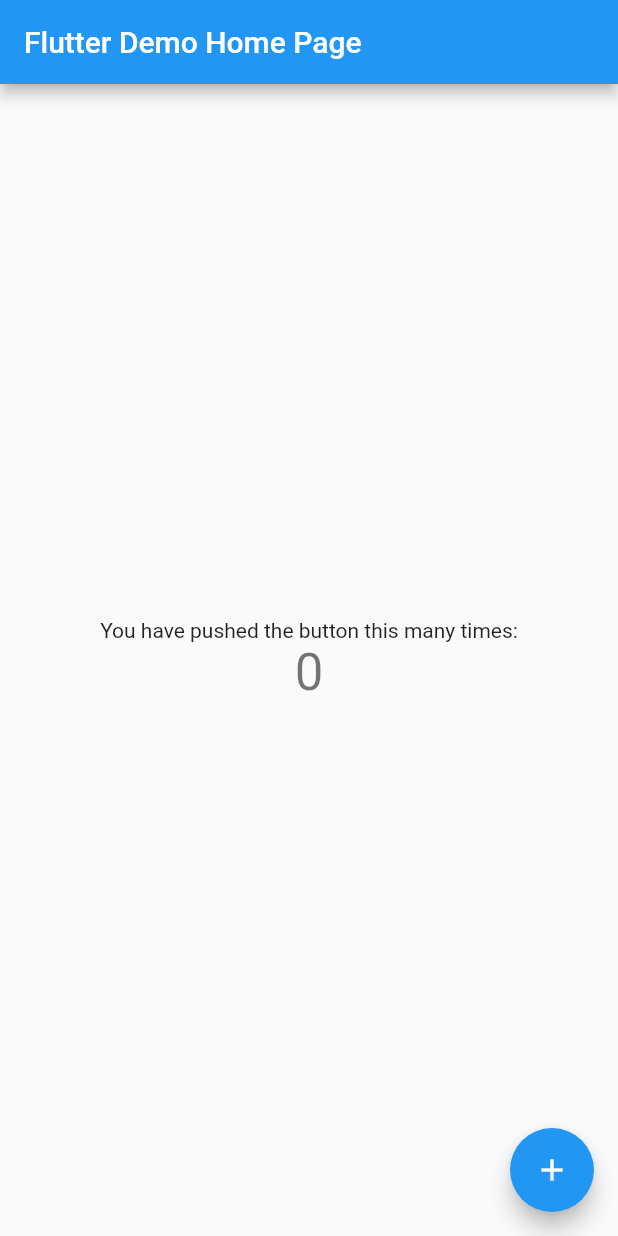
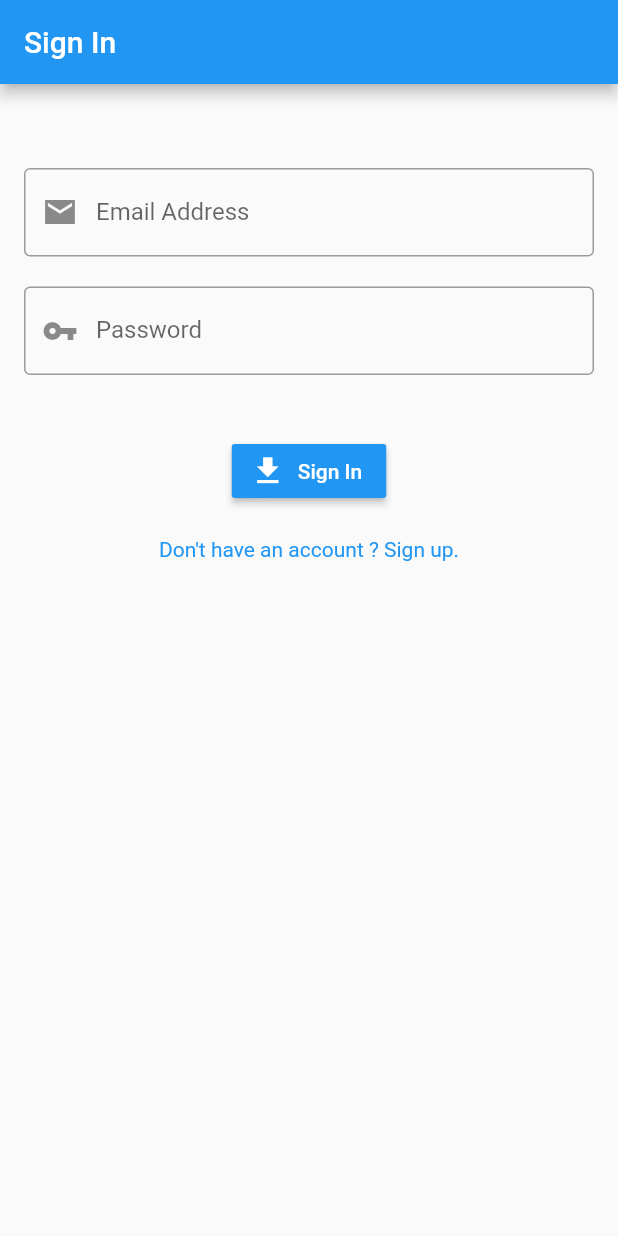
Before and after one commit to jagustinus/Flutter-x-Firebase-Mission-2, a Flutter app: the screen it shows after launch, on a phone screen of 412 x 824 dp. Run offline on Flutter 3.47's test engine with Material 2 defaults, Android fonts, the phone set to English and light mode, and no system bars; our stand-ins replace cloud_firestore, equatable, firebase_auth, firebase_core, fluttertoast, image_picker; accounts and stored records are empty.

Commit message:
sign in & sign up page

```diff
--- /dev/null
+++ b/lib/extension/extension.dart
@@ -0,0 +1,4 @@
+import 'package:firebase_auth/firebase_auth.dart';
+import 'package:learn_flutter/model/model.dart';
+
+part 'firebase_user_extension.dart';
--- /dev/null
+++ b/lib/extension/firebase_user_extension.dart
@@ -0,0 +1,6 @@
+part of 'extension.dart';
+
+// FirebaseUser ---> User
+extension FirebaseUserExtension on User {
+  Users convertToUser(String name) => FirebaseUserExtension(this.uid, this.email, name: name);
+}
--- a/lib/main.dart
+++ b/lib/main.dart
@@ -1,117 +1,21 @@
 import 'package:flutter/material.dart';
+import 'package:learn_flutter/ui/page/page.dart';
 
 void main() {
   runApp(MyApp());
 }
 
-class MyApp extends StatelessWidget {
-  // This widget is the root of your application.
+class MyApp extends StatefulWidget {
+  @override
+  _MyAppState createState() => _MyAppState();
+}
+
+class _MyAppState extends State<MyApp> {
   @override
   Widget build(BuildContext context) {
     return MaterialApp(
-      title: 'Flutter Demo',
-      theme: ThemeData(
-        // This is the theme of your application.
-        //
-        // Try running your application with "flutter run". You'll see the
-        // application has a blue toolbar. Then, without quitting the app, try
-        // changing the primarySwatch below to Colors.green and then invoke
-        // "hot reload" (press "r" in the console where you ran "flutter run",
-        // or simply save your changes to "hot reload" in a Flutter IDE).
-        // Notice that the counter didn't reset back to zero; the application
-        // is not restarted.
-        primarySwatch: Colors.blue,
-        // This makes the visual density adapt to the platform that you run
-        // the app on. For desktop platforms, the controls will be smaller and
-        // closer together (more dense) than on mobile platforms.
-        visualDensity: VisualDensity.adaptivePlatformDensity,
-      ),
-      home: MyHomePage(title: 'Flutter Demo Home Page'),
+      debugShowCheckedModeBanner: false,
+      home: SignInPage(),
     );
   }
 }
-
-class MyHomePage extends StatefulWidget {
-  MyHomePage({Key key, this.title}) : super(key: key);
-
-  // This widget is the home page of your application. It is stateful, meaning
-  // that it has a State object (defined below) that contains fields that affect
-  // how it looks.
-
-  // This class is the configuration for the state. It holds the values (in this
-  // case the title) provided by the parent (in this case the App widget) and
-  // used by the build method of the State. Fields in a Widget subclass are
-  // always marked "final".
-
-  final String title;
-
-  @override
-  _MyHomePageState createState() => _MyHomePageState();
-}
-
-class _MyHomePageState extends State<MyHomePage> {
-  int _counter = 0;
-
-  void _incrementCounter() {
-    setState(() {
-      // This call to setState tells the Flutter framework that something has
-      // changed in this State, which causes it to rerun the build method below
-      // so that the display can reflect the updated values. If we changed
-      // _counter without calling setState(), then the build method would not be
-      // called again, and so nothing would appear to happen.
-      _counter++;
-    });
-  }
-
-  @override
-  Widget build(BuildContext context) {
-    // This method is rerun every time setState is called, for instance as done
-    // by the _incrementCounter method above.
-    //
-    // The Flutter framework has been optimized to make rerunning build methods
-    // fast, so that you can just rebuild anything that needs updating rather
-    // than having to individually change instances of widgets.
-    return Scaffold(
-      appBar: AppBar(
-        // Here we take the value from the MyHomePage object that was created by
-        // the App.build method, and use it to set our appbar title.
-        title: Text(widget.title),
-      ),
-      body: Center(
-        // Center is a layout widget. It takes a single child and positions it
-        // in the middle of the parent.
-        child: Column(
-          // Column is also a layout widget. It takes a list of children and
-          // arranges them vertically. By default, it sizes itself to fit its
-          // children horizontally, and tries to be as tall as its parent.
-          //
-          // Invoke "debug painting" (press "p" in the console, choose the
-          // "Toggle Debug Paint" action from the Flutter Inspector in Android
-          // Studio, or the "Toggle Debug Paint" command in Visual Studio Code)
-          // to see the wireframe for each widget.
-          //
-          // Column has various properties to control how it sizes itself and
-          // how it positions its children. Here we use mainAxisAlignment to
-          // center the children vertically; the main axis here is the vertical
-          // axis because Columns are vertical (the cross axis would be
-          // horizontal).
-          mainAxisAlignment: MainAxisAlignment.center,
-          children: <Widget>[
-            Text(
-              'You have pushed the button this many times:',
-            ),
-            Text(
-              '$_counter',
-              style: Theme.of(context).textTheme.headline4,
-            ),
-          ],
-        ),
-      ),
-      floatingActionButton: FloatingActionButton(
-        onPressed: _incrementCounter,
-        tooltip: 'Increment',
-        child: Icon(Icons.add),
-      ), // This trailing comma makes auto-formatting nicer for build methods.
-    );
-  }
-}
--- /dev/null
+++ b/lib/model/model.dart
@@ -0,0 +1,3 @@
+import 'package:equatable/equatable.dart';
+
+part 'users.dart';
--- /dev/null
+++ b/lib/model/users.dart
@@ -0,0 +1,13 @@
+part of 'model.dart';
+
+class Users extends Equatable {
+  final String uid;
+  final String email;
+  final String name;
+  final String profilePicture;
+
+  Users(this.uid, this.email, {this.name, this.profilePicture});
+
+  @override
+  List<Object> get props => [uid, email, name, profilePicture];
+}
--- /dev/null
+++ b/lib/service/user_service.dart
@@ -0,0 +1,16 @@
+part of 'service.dart';
+
+class UserServices {
+  static CollectionReference _userCol =
+      FirebaseFirestore.instance.collection("users");
+  static DocumentReference _userDoc;
+
+  static Future<void> updateUser(Users users) async {
+    _userCol.doc(users.uid).set({
+      'uid': users.uid,
+      'email': users.email,
+      'name': users.name,
+      'profilePic': users.profilePicture ?? ""
+    });
+  }
+}
--- /dev/null
+++ b/lib/ui/page/signin_page.dart
@@ -0,0 +1,132 @@
+part of 'page.dart';
+
+class SignInPage extends StatefulWidget {
+  @override
+  _SignInPageState createState() => _SignInPageState();
+}
+
+class _SignInPageState extends State<SignInPage> {
+  final ctrlEmail = TextEditingController();
+  final ctrlPassword = TextEditingController();
+
+  @override
+  void dispose() {
+    ctrlEmail.dispose();
+    ctrlPassword.dispose();
+    super.dispose();
+  }
+
+  @override
+  Widget build(BuildContext context) {
+    return MaterialApp(
+      home: Scaffold(
+        appBar: AppBar(
+          title: Text("Sign In"),
+        ),
+        body: Container(
+          margin: EdgeInsets.all(16),
+          child: ListView(
+            children: [
+              Column(
+                mainAxisAlignment: MainAxisAlignment.center,
+                children: [
+                  SizedBox(
+                    height: 40,
+                  ),
+                  TextFormField(
+                    controller: ctrlEmail,
+                    keyboardType: TextInputType.emailAddress,
+                    decoration: InputDecoration(
+                      prefixIcon: Icon(Icons.mail_sharp),
+                      labelText: "Email Address",
+                      hintText: "Write your active email",
+                      border: OutlineInputBorder(),
+                    ),
+                  ),
+                  SizedBox(
+                    height: 20,
+                  ),
+                  TextFormField(
+                    controller: ctrlPassword,
+                    obscureText: true,
+                    decoration: InputDecoration(
+                      prefixIcon: Icon(Icons.vpn_key_sharp),
+                      labelText: "Password",
+                      border: OutlineInputBorder(),
+                    ),
+                  ),
+                  SizedBox(
+                    height: 40,
+                  ),
+                  RaisedButton.icon(
+                    onPressed: () async {
+                      if (ctrlEmail.text == "" || ctrlPassword.text == "") {
+                        Fluttertoast.showToast(
+                          msg: "Please fill all fields !",
+                          toastLength: Toast.LENGTH_SHORT,
+                          gravity: ToastGravity.BOTTOM,
+                          backgroundColor: Colors.red,
+                          textColor: Colors.white,
+                          fontSize: 14.0,
+                        );
+                      } else {
+                        String result = await AuthServices()
+                            .signIn(ctrlEmail.text, ctrlPassword.text);
+                        if (result == "success") {
+                          Fluttertoast.showToast(
+                            msg: "Sign In successful",
+                            toastLength: Toast.LENGTH_SHORT,
+                            gravity: ToastGravity.BOTTOM,
+                            backgroundColor: Colors.green,
+                            textColor: Colors.white,
+                            fontSize: 14.0,
+                          );
+
+                          Navigator.pushReplacement(context,
+                              MaterialPageRoute(builder: (context) {
+                            return MainMenu();
+                          }));
+                        } else {
+                          Fluttertoast.showToast(
+                            msg: "Sign In failed, " + result.toString(),
+                            toastLength: Toast.LENGTH_SHORT,
+                            gravity: ToastGravity.BOTTOM,
+                            backgroundColor: Colors.red,
+                            textColor: Colors.white,
+                            fontSize: 14.0,
+                          );
+                        }
+                      }
+                    },
+                    icon: Icon(Icons.download_sharp),
+                    label: Text("Sign In"),
+                    textColor: Colors.white,
+                    color: Colors.blue,
+                  ),
+                  SizedBox(
+                    height: 20,
+                  ),
+                  RichText(
+                    text: TextSpan(
+                      text: "Don't have an account ? Sign up.",
+                      style: TextStyle(
+                        color: Colors.blue,
+                      ),
+                      recognizer: TapGestureRecognizer()
+                        ..onTap = () {
+                          Navigator.pushReplacement(context,
+                              MaterialPageRoute(builder: (context) {
+                            return SignUpPage();
+                          }));
+                        },
+                    ),
+                  ),
+                ],
+              )
+            ],
+          ),
+        ),
+      ),
+    );
+  }
+}
```
Also changed, not shown: lib/service/auth_service.dart (added, +39 -0 lines), lib/service/service.dart (added, +8 -0 lines), lib/ui/page/account_page.dart (added, +21 -0 lines), lib/ui/page/data_page.dart (added, +21 -0 lines), lib/ui/page/main_menu.dart (added, +52 -0 lines), lib/ui/page/page.dart (added, +12 -0 lines), lib/ui/page/signup_page.dart (added, +147 -0 lines), pubspec.lock, 1 other file.
